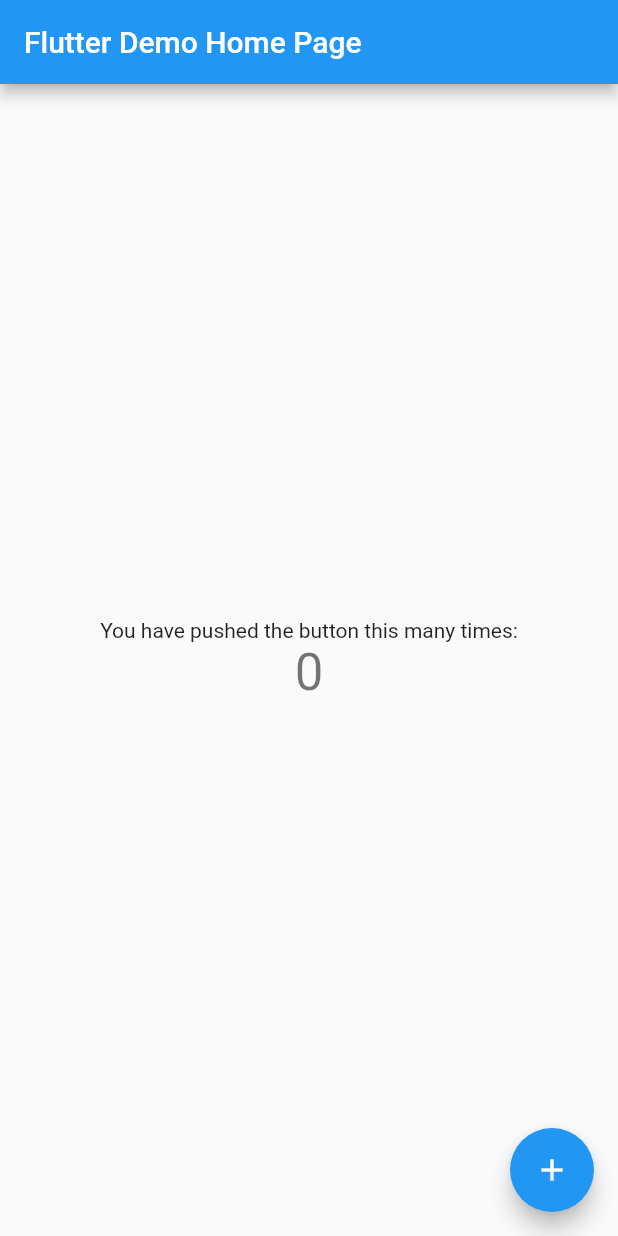
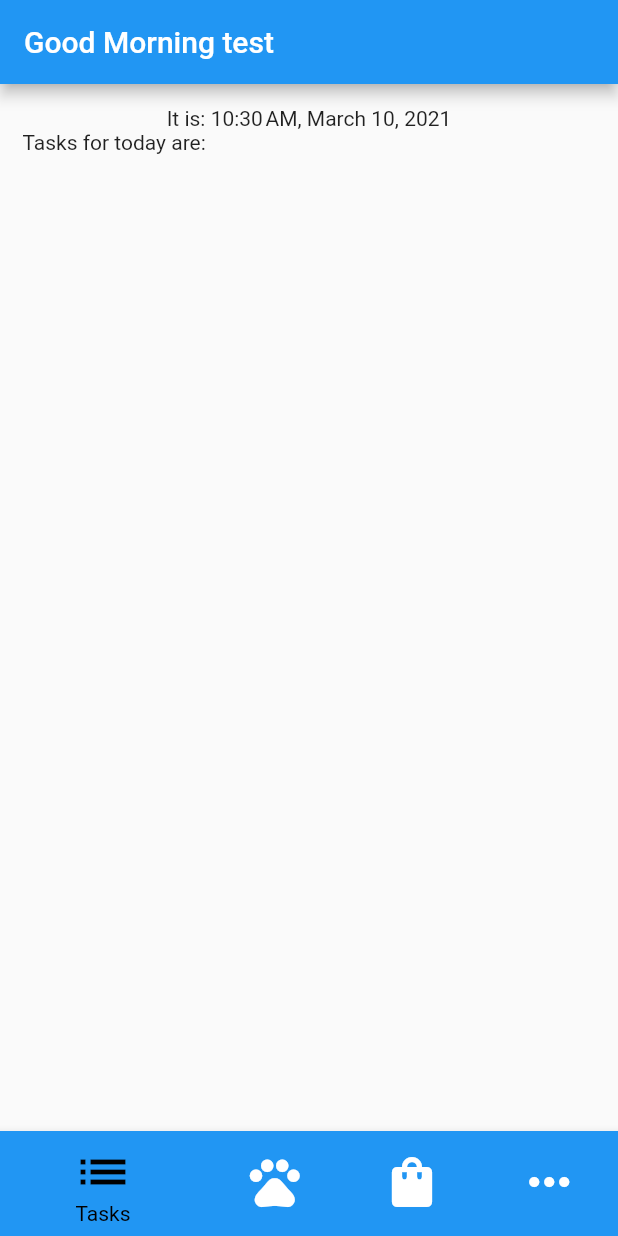
Before and after one commit to frc4039/InnovationChallenge2021, a Flutter app: the screen it shows after launch, on a phone screen of 412 x 824 dp. Run offline on Flutter 3.47's test engine with Material 2 defaults, Android fonts, the phone set to English and light mode, and no system bars.

Commit message:
Added AppBar, DateTime, and BottomNavigationBar + Formatting Removed test widget.

```diff
--- a/lib/main.dart
+++ b/lib/main.dart
@@ -1,117 +1,90 @@
+import 'package:flutter/cupertino.dart';
 import 'package:flutter/material.dart';
+import 'package:intl/intl.dart';
+
+int _selectedIndex = 0;
 
 void main() {
-  runApp(MyApp());
+  runApp(StatelessTaskPage());
 }
 
-class MyApp extends StatelessWidget {
-  // This widget is the root of your application.
+class StatelessTaskPage extends StatelessWidget {
   @override
   Widget build(BuildContext context) {
     return MaterialApp(
-      title: 'Flutter Demo',
-      theme: ThemeData(
-        // This is the theme of your application.
-        //
-        // Try running your application with "flutter run". You'll see the
-        // application has a blue toolbar. Then, without quitting the app, try
-        // changing the primarySwatch below to Colors.green and then invoke
-        // "hot reload" (press "r" in the console where you ran "flutter run",
-        // or simply save your changes to "hot reload" in a Flutter IDE).
-        // Notice that the counter didn't reset back to zero; the application
-        // is not restarted.
-        primarySwatch: Colors.blue,
-        // This makes the visual density adapt to the platform that you run
-        // the app on. For desktop platforms, the controls will be smaller and
-        // closer together (more dense) than on mobile platforms.
-        visualDensity: VisualDensity.adaptivePlatformDensity,
-      ),
-      home: MyHomePage(title: 'Flutter Demo Home Page'),
+      home: TaskPage(),
     );
   }
 }
 
-class MyHomePage extends StatefulWidget {
-  MyHomePage({Key key, this.title}) : super(key: key);
-
-  // This widget is the home page of your application. It is stateful, meaning
-  // that it has a State object (defined below) that contains fields that affect
-  // how it looks.
-
-  // This class is the configuration for the state. It holds the values (in this
-  // case the title) provided by the parent (in this case the App widget) and
-  // used by the build method of the State. Fields in a Widget subclass are
-  // always marked "final".
-
-  final String title;
-
+class TaskPage extends StatefulWidget {
+  TaskPage({Key key}) : super(key: key);
   @override
-  _MyHomePageState createState() => _MyHomePageState();
+  _TaskPageState createState() => _TaskPageState();
 }
 
-class _MyHomePageState extends State<MyHomePage> {
-  int _counter = 0;
+class _TaskPageState extends State<TaskPage> {
+  String name = "test";
+  String timeDay = DateFormat.jm().format(DateTime.now()).toString() +
+      ", " +
+      DateFormat.yMMMMd().format(DateTime.now()).toString();
 
-  void _incrementCounter() {
+  void navBar(int index) {
     setState(() {
-      // This call to setState tells the Flutter framework that something has
-      // changed in this State, which causes it to rerun the build method below
-      // so that the display can reflect the updated values. If we changed
-      // _counter without calling setState(), then the build method would not be
-      // called again, and so nothing would appear to happen.
-      _counter++;
+      _selectedIndex = index;
     });
+    if (index == 1) {
+      //runApp(StatelessPetPage());
+    } else if (index == 2) {
+      //runApp(StatelessShopPage());
+    } else if (index == 3) {
+      //runApp(StatelessSettingsPage());
+    }
   }
 
   @override
   Widget build(BuildContext context) {
-    // This method is rerun every time setState is called, for instance as done
-    // by the _incrementCounter method above.
-    //
-    // The Flutter framework has been optimized to make rerunning build methods
-    // fast, so that you can just rebuild anything that needs updating rather
-    // than having to individually change instances of widgets.
     return Scaffold(
       appBar: AppBar(
-        // Here we take the value from the MyHomePage object that was created by
-        // the App.build method, and use it to set our appbar title.
-        title: Text(widget.title),
+        title: Text('Good Morning $name'),
       ),
-      body: Center(
-        // Center is a layout widget. It takes a single child and positions it
-        // in the middle of the parent.
-        child: Column(
-          // Column is also a layout widget. It takes a list of children and
-          // arranges them vertically. By default, it sizes itself to fit its
-          // children horizontally, and tries to be as tall as its parent.
-          //
-          // Invoke "debug painting" (press "p" in the console, choose the
-          // "Toggle Debug Paint" action from the Flutter Inspector in Android
-          // Studio, or the "Toggle Debug Paint" command in Visual Studio Code)
-          // to see the wireframe for each widget.
-          //
-          // Column has various properties to control how it sizes itself and
-          // how it positions its children. Here we use mainAxisAlignment to
-          // center the children vertically; the main axis here is the vertical
-          // axis because Columns are vertical (the cross axis would be
-          // horizontal).
-          mainAxisAlignment: MainAxisAlignment.center,
-          children: <Widget>[
-            Text(
-              'You have pushed the button this many times:',
-            ),
-            Text(
-              '$_counter',
-              style: Theme.of(context).textTheme.headline4,
+      body: Padding(
+        padding: EdgeInsets.all(15.0),
+        child: ListView(children: <Widget>[
+          Column(
+            children: <Widget>[Text("It is: " + timeDay)],
+          ),
+          Container(
+            child: Text("Tasks for today are:"),
+          ),
+        ]),
+      ),
+      bottomNavigationBar: BottomNavigationBar(
+          items: const <BottomNavigationBarItem>[
+            BottomNavigationBarItem(
+                icon: Icon(Icons.list),
+                label: 'Tasks',
+                backgroundColor: Colors.blue),
+            BottomNavigationBarItem(
+                icon: Icon(Icons.pets),
+                label: 'Pet',
+                backgroundColor: Colors.blue),
+            BottomNavigationBarItem(
+                icon: Icon(Icons.shopping_bag),
+                label: 'Shop',
+                backgroundColor: Colors.blue),
+            BottomNavigationBarItem(
+              icon: Icon(Icons.more_horiz),
+              label: 'Settings',
+              backgroundColor: Colors.blue,
             ),
           ],
-        ),
-      ),
-      floatingActionButton: FloatingActionButton(
-        onPressed: _incrementCounter,
-        tooltip: 'Increment',
-        child: Icon(Icons.add),
-      ), // This trailing comma makes auto-formatting nicer for build methods.
+          type: BottomNavigationBarType.shifting,
+          currentIndex: _selectedIndex,
+          selectedItemColor: Colors.black,
+          iconSize: 40,
+          onTap: navBar,
+          elevation: 5),
     );
   }
 }
--- a/pubspec.yaml
+++ b/pubspec.yaml
@@ -21,8 +21,10 @@ environment:
   sdk: ">=2.7.0 <3.0.0"
 
 dependencies:
+  intl: ^0.16.1
   flutter:
     sdk: flutter
+
 
 
   # The following adds the Cupertino Icons font to your application.
```
Also changed, not shown: 2 other files.
